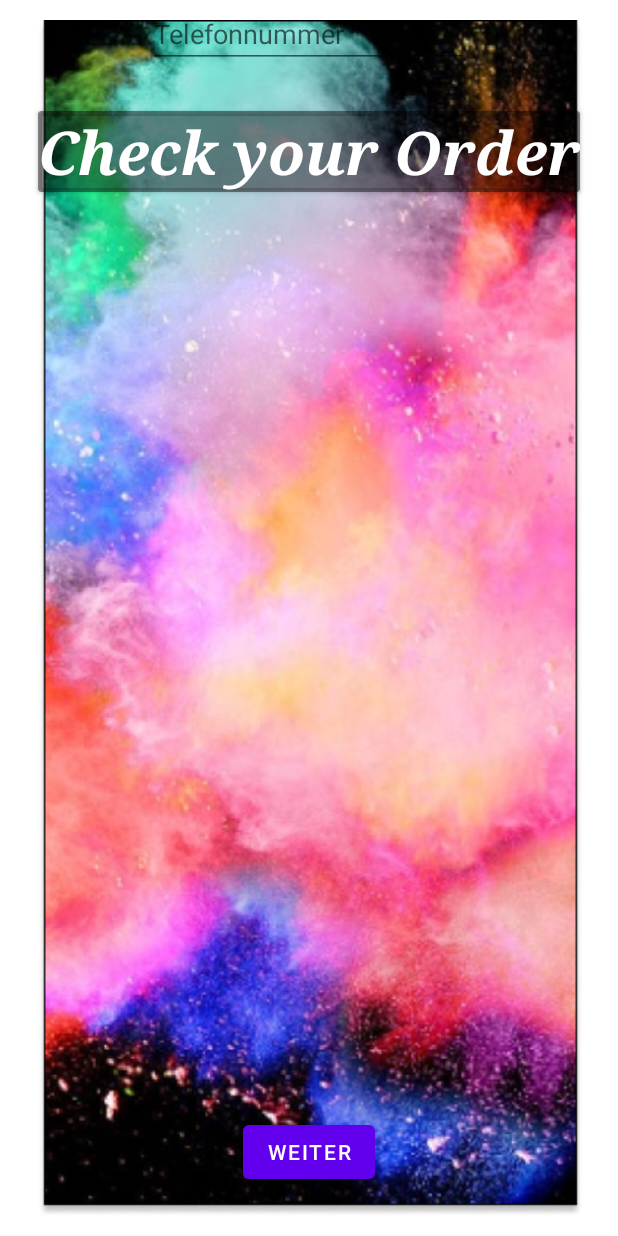
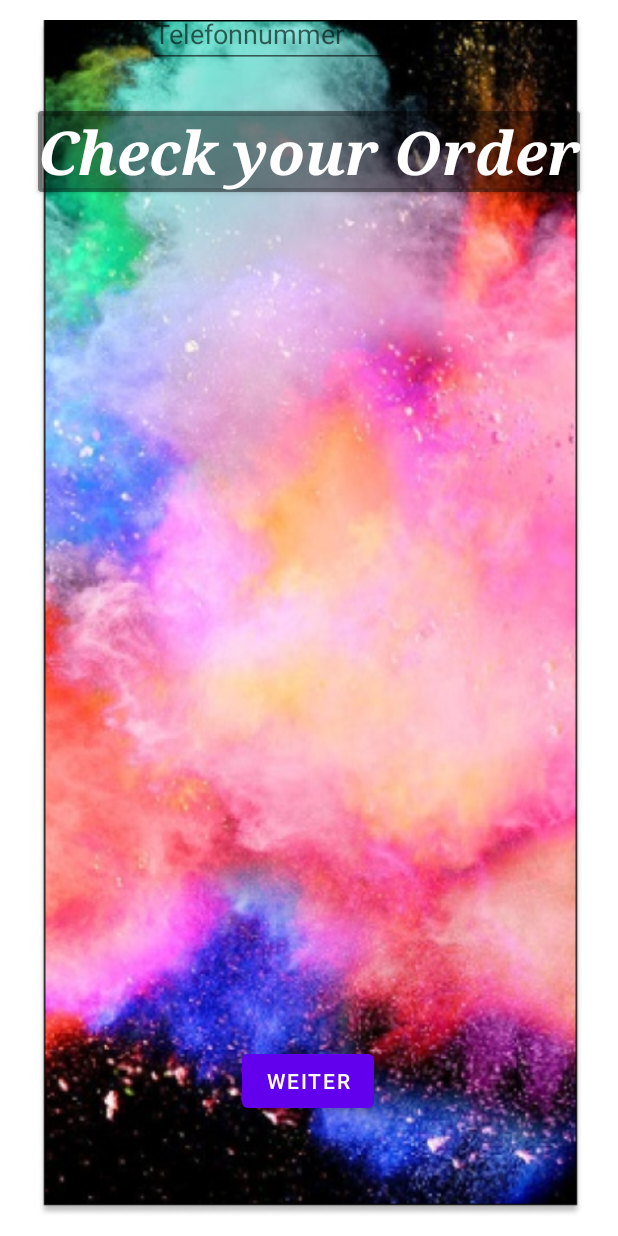
Before and after one commit to Lukasz82M/HappyCake, an Android app: the layout fragment_check_out.xml on its own in the app's theme, with its tools: preview values and no code run, on a phone screen of 412 x 824 dp. Run offline under Robolectric (Android 15) with nearby library versions, the phone set to English and light mode, and no system bars.

Commit message:
Edit Konfiguration,checkout,paymentStand 20.09.2022

```diff
--- a/app/src/main/res/layout/fragment_check_out.xml
+++ b/app/src/main/res/layout/fragment_check_out.xml
@@ -99,7 +99,10 @@
             android:text="Weiter"
             app:layout_constraintBottom_toBottomOf="parent"
             app:layout_constraintEnd_toEndOf="parent"
-            app:layout_constraintStart_toStartOf="parent" />
+            app:layout_constraintHorizontal_bias="0.498"
+            app:layout_constraintStart_toStartOf="parent"
+            app:layout_constraintTop_toBottomOf="@+id/Phonenummber"
+            app:layout_constraintVertical_bias="0.932" />
 
     </androidx.constraintlayout.widget.ConstraintLayout>
 </FrameLayout>
```
